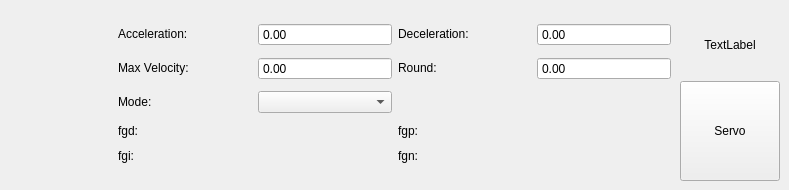
tiangaomingjing/ServoDriveTech, file Libs/PlotUnit/PlotUnitGraph/TabModeCtl/tabmodectl.ui: the form before one commit.
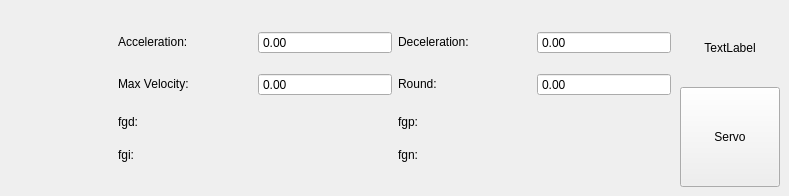
The form after the commit. The open tabs and pages were chosen to show the change. Custom widgets are drawn as their Qt base class.

```diff
--- a/Libs/PlotUnit/PlotUnitGraph/TabModeCtl/tabmodectl.ui
+++ b/Libs/PlotUnit/PlotUnitGraph/TabModeCtl/tabmodectl.ui
@@ -7,7 +7,7 @@
     <x>0</x>
     <y>0</y>
     <width>789</width>
-    <height>190</height>
+    <height>196</height>
    </rect>
   </property>
   <property name="windowTitle">
@@ -476,88 +476,7 @@
      </widget>
      <widget class="QWidget" name="page_aut">
       <layout class="QGridLayout" name="gridLayout_2">
-       <item row="4" column="2">
-        <widget class="QLabel" name="label_31">
-         <property name="sizePolicy">
-          <sizepolicy hsizetype="Preferred" vsizetype="Fixed">
-           <horstretch>0</horstretch>
-           <verstretch>0</verstretch>
-          </sizepolicy>
-         </property>
-         <property name="text">
-          <string>fgn:</string>
-         </property>
-        </widget>
-       </item>
-       <item row="1" column="0">
-        <widget class="QLabel" name="label">
-         <property name="sizePolicy">
-          <sizepolicy hsizetype="Preferred" vsizetype="Fixed">
-           <horstretch>0</horstretch>
-           <verstretch>0</verstretch>
-          </sizepolicy>
-         </property>
-         <property name="text">
-          <string>Max Velocity:</string>
-         </property>
-        </widget>
-       </item>
-       <item row="0" column="0">
-        <widget class="QLabel" name="label_6">
-         <property name="sizePolicy">
-          <sizepolicy hsizetype="Preferred" vsizetype="Fixed">
-           <horstretch>0</horstretch>
-           <verstretch>0</verstretch>
-          </sizepolicy>
-         </property>
-         <property name="text">
-          <string>Acceleration:</string>
-         </property>
-        </widget>
-       </item>
-       <item row="2" column="1">
-        <widget class="QComboBox" name="comboBox_mode_auc_mode"/>
-       </item>
-       <item row="2" column="0">
-        <widget class="QLabel" name="label_12">
-         <property name="sizePolicy">
-          <sizepolicy hsizetype="Preferred" vsizetype="Fixed">
-           <horstretch>0</horstretch>
-           <verstretch>0</verstretch>
-          </sizepolicy>
-         </property>
-         <property name="text">
-          <string>Mode:</string>
-         </property>
-        </widget>
-       </item>
-       <item row="3" column="2">
-        <widget class="QLabel" name="label_14">
-         <property name="sizePolicy">
-          <sizepolicy hsizetype="Preferred" vsizetype="Fixed">
-           <horstretch>0</horstretch>
-           <verstretch>0</verstretch>
-          </sizepolicy>
-         </property>
-         <property name="text">
-          <string>fgp:</string>
-         </property>
-        </widget>
-       </item>
        <item row="3" column="0">
-        <widget class="QLabel" name="label_13">
-         <property name="sizePolicy">
-          <sizepolicy hsizetype="Preferred" vsizetype="Fixed">
-           <horstretch>0</horstretch>
-           <verstretch>0</verstretch>
-          </sizepolicy>
-         </property>
-         <property name="text">
-          <string>fgd:</string>
-         </property>
-        </widget>
-       </item>
-       <item row="4" column="0">
         <widget class="QLabel" name="label_15">
          <property name="sizePolicy">
           <sizepolicy hsizetype="Preferred" vsizetype="Fixed">
@@ -596,7 +515,7 @@
          </property>
         </widget>
        </item>
-       <item row="3" column="1">
+       <item row="2" column="1">
         <widget class="QLabel" name="label_mode_aut_fgd">
          <property name="sizePolicy">
           <sizepolicy hsizetype="Preferred" vsizetype="Fixed">
@@ -609,7 +528,7 @@
          </property>
         </widget>
        </item>
-       <item row="3" column="3">
+       <item row="2" column="3">
         <widget class="QLabel" name="label_mode_aut_fgp">
          <property name="sizePolicy">
           <sizepolicy hsizetype="Preferred" vsizetype="Fixed">
@@ -622,7 +541,7 @@
          </property>
         </widget>
        </item>
-       <item row="4" column="1">
+       <item row="3" column="1">
         <widget class="QLabel" name="label_mode_aut_fgi">
          <property name="sizePolicy">
           <sizepolicy hsizetype="Preferred" vsizetype="Fixed">
@@ -635,7 +554,7 @@
          </property>
         </widget>
        </item>
-       <item row="4" column="3">
+       <item row="3" column="3">
         <widget class="QLabel" name="label_mode_aut_fgn">
          <property name="sizePolicy">
           <sizepolicy hsizetype="Preferred" vsizetype="Fixed">
@@ -653,6 +572,9 @@
          <property name="buttonSymbols">
           <enum>QAbstractSpinBox::NoButtons</enum>
          </property>
+         <property name="maximum">
+          <double>10000.000000000000000</double>
+         </property>
         </widget>
        </item>
        <item row="0" column="3">
@@ -660,6 +582,9 @@
          <property name="buttonSymbols">
           <enum>QAbstractSpinBox::NoButtons</enum>
          </property>
+         <property name="maximum">
+          <double>10000.000000000000000</double>
+         </property>
         </widget>
        </item>
        <item row="1" column="3">
@@ -667,12 +592,83 @@
          <property name="buttonSymbols">
           <enum>QAbstractSpinBox::NoButtons</enum>
          </property>
+         <property name="maximum">
+          <double>5.000000000000000</double>
+         </property>
         </widget>
        </item>
        <item row="1" column="1">
         <widget class="QDoubleSpinBox" name="doubleSpinBox_mode_autMaxVel">
          <property name="buttonSymbols">
           <enum>QAbstractSpinBox::NoButtons</enum>
+         </property>
+         <property name="maximum">
+          <double>1000.000000000000000</double>
+         </property>
+        </widget>
+       </item>
+       <item row="3" column="2">
+        <widget class="QLabel" name="label_31">
+         <property name="sizePolicy">
+          <sizepolicy hsizetype="Preferred" vsizetype="Fixed">
+           <horstretch>0</horstretch>
+           <verstretch>0</verstretch>
+          </sizepolicy>
+         </property>
+         <property name="text">
+          <string>fgn:</string>
+         </property>
+        </widget>
+       </item>
+       <item row="1" column="0">
+        <widget class="QLabel" name="label">
+         <property name="sizePolicy">
+          <sizepolicy hsizetype="Preferred" vsizetype="Fixed">
+           <horstretch>0</horstretch>
+           <verstretch>0</verstretch>
+          </sizepolicy>
+         </property>
+         <property name="text">
+          <string>Max Velocity:</string>
+         </property>
+        </widget>
+       </item>
+       <item row="0" column="0">
+        <widget class="QLabel" name="label_6">
+         <property name="sizePolicy">
+          <sizepolicy hsizetype="Preferred" vsizetype="Fixed">
+           <horstretch>0</horstretch>
+           <verstretch>0</verstretch>
+          </sizepolicy>
+         </property>
+         <property name="text">
+          <string>Acceleration:</string>
+         </property>
+        </widget>
+       </item>
+       <item row="2" column="2">
+        <widget class="QLabel" name="label_14">
+         <property name="sizePolicy">
+          <sizepolicy hsizetype="Preferred" vsizetype="Fixed">
+           <horstretch>0</horstretch>
+           <verstretch>0</verstretch>
+          </sizepolicy>
+         </property>
+         <property name="text">
+          <string>fgp:</string>
+         </property>
+        </widget>
+       </item>
+       <item row="2" column="0">
+        <widget class="QLabel" name="label_13">
+         <property name="sizePolicy">
+          <sizepolicy hsizetype="Preferred" vsizetype="Fixed">
+           <horstretch>0</horstretch>
+           <verstretch>0</verstretch>
+          </sizepolicy>
+         </property>
+         <property name="text">
+          <string>fgd:</string>
          </property>
         </widget>
        </item>
```
Left out of the diff: 2 changed lines with no effect on the pictures.
